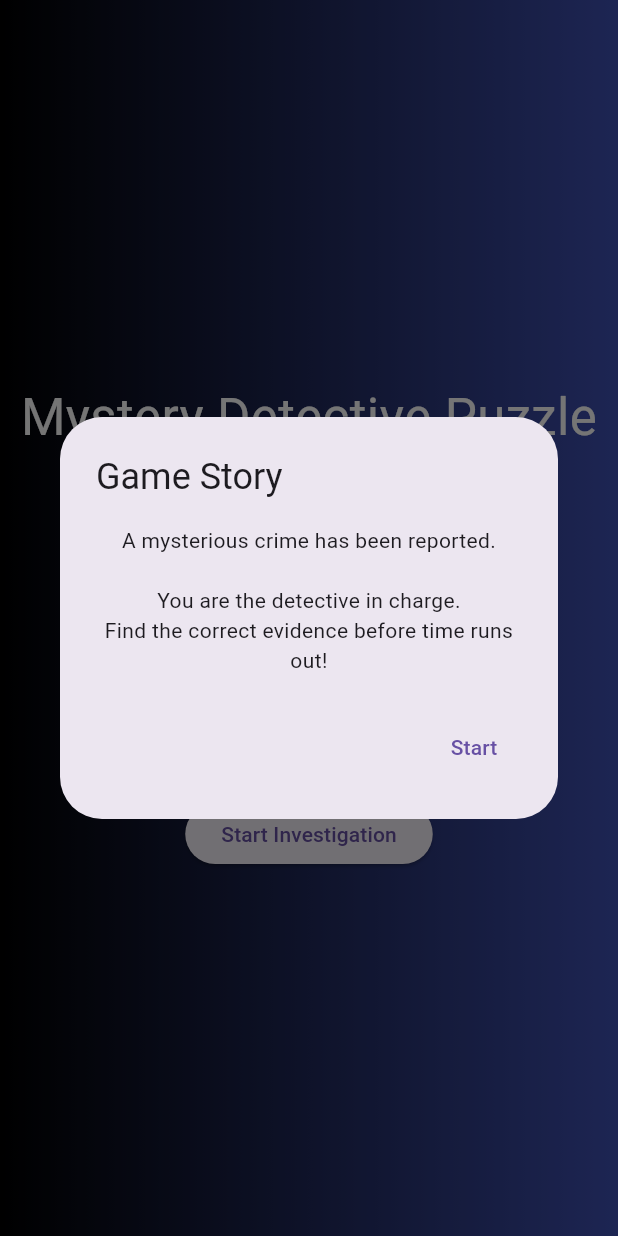
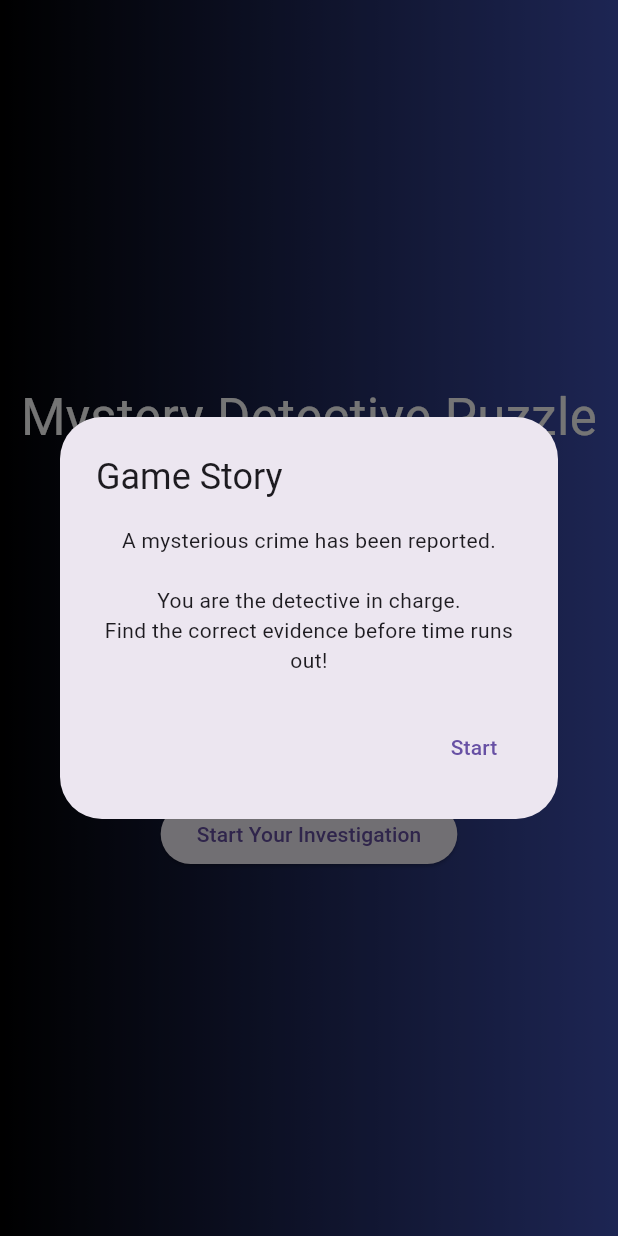
Before and after one commit to jasnoorsandhu51/MadProject1, a Flutter app: the screen it shows after launch, on a phone screen of 412 x 824 dp. Run offline on Flutter 3.47's test engine with Material 3 defaults, Android fonts, the light colour scheme and no system bars; our stand-ins replace shared_preferences, sqflite; accounts and stored records are empty.

Commit message:
Updated homescreen

```diff
--- a/mystery_puzzle_game/lib/screens/home_screen.dart
+++ b/mystery_puzzle_game/lib/screens/home_screen.dart
@@ -12,10 +12,10 @@ class HomeScreen extends StatefulWidget {
 }
 
 class _HomeScreenState extends State<HomeScreen> {
-  // NEW: store results from database
+  //stores results from database
   List<Map<String, dynamic>> results = [];
 
-  // NEW: store player name
+  //stores players name
   String playerName = "";
 
   @override
@@ -131,7 +131,7 @@ class _HomeScreenState extends State<HomeScreen> {
                 const SizedBox(height: 20),
 
                 ElevatedButton(
-                  child: const Text("Start Investigation"),
+                  child: const Text("Start Your Investigation"),
                   onPressed: () {
                     Navigator.push(
                       context,
```
